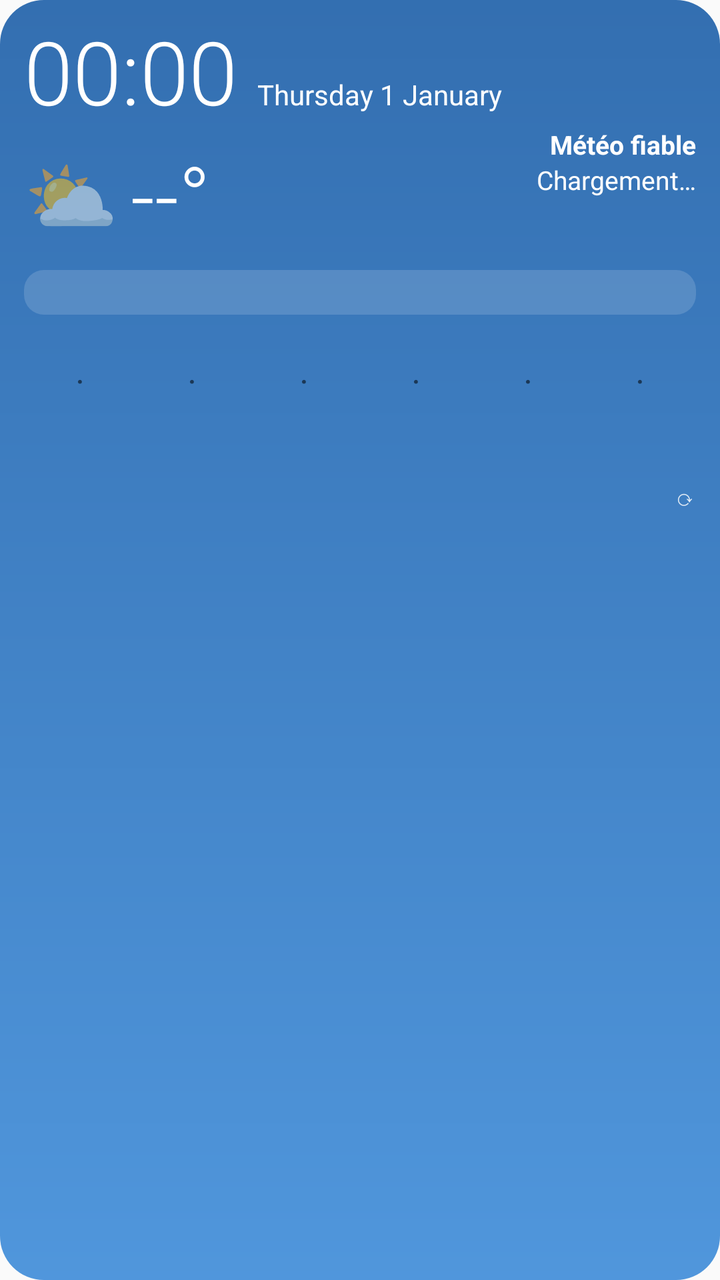
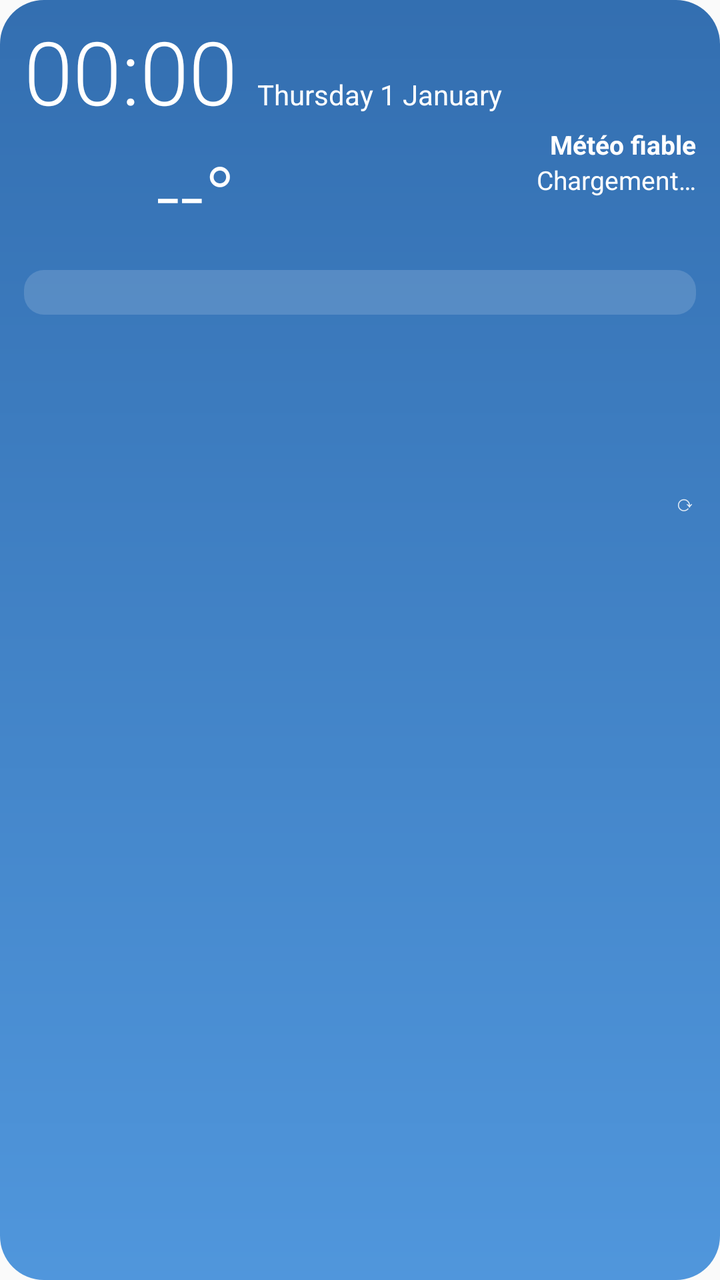

Two renders of the same Android screen: before a commit and after it. Below are the layout's source before the change and the commit's diff.
<!-- AndroidManifest.xml: application theme android:Theme.Material.Light.NoActionBar -->
<!-- res/layout/widget_meteo.xml -->
<?xml version="1.0" encoding="utf-8"?>
<FrameLayout xmlns:android="http://schemas.android.com/apk/res/android"
    android:id="@+id/root"
    android:layout_width="match_parent"
    android:layout_height="match_parent">

    
    <ImageView
        android:id="@+id/bg"
        android:layout_width="match_parent"
        android:layout_height="match_parent"
        android:contentDescription="@null"
        android:scaleType="fitXY"
        android:src="@drawable/widget_bg" />

<LinearLayout
    android:id="@+id/content"
    android:layout_width="match_parent"
    android:layout_height="match_parent"
    android:orientation="vertical"
    android:padding="12dp">

    <LinearLayout
        android:id="@+id/clock_row"
        android:layout_width="match_parent"
        android:layout_height="wrap_content"
        android:gravity="bottom"
        android:orientation="horizontal">
        <TextClock
            android:id="@+id/clock"
            android:layout_width="wrap_content"
            android:layout_height="wrap_content"
            android:fontFamily="sans-serif-light"
            android:format12Hour="HH:mm"
            android:format24Hour="HH:mm"
            android:includeFontPadding="false"
            android:textColor="#FFFFFF"
            android:textSize="44sp" />
        <TextClock
            android:id="@+id/date"
            style="@style/WText"
            android:layout_width="0dp"
            android:layout_weight="1"
            android:layout_marginStart="10dp"
            android:paddingBottom="5dp"
            android:ellipsize="end"
            android:format12Hour="EEEE d MMMM"
            android:format24Hour="EEEE d MMMM"
            android:textSize="14sp" />
    </LinearLayout>



    <LinearLayout
        android:layout_width="match_parent"
        android:layout_height="wrap_content"
        android:gravity="center_vertical"
        android:orientation="horizontal">

        <TextView
            android:id="@+id/icon"
            android:layout_width="wrap_content"
            android:layout_height="wrap_content"
            android:textSize="38sp"
            android:text="⛅" />

        <TextView
            android:id="@+id/temp"
            android:layout_width="wrap_content"
            android:layout_height="wrap_content"
            android:layout_marginStart="6dp"
            android:fontFamily="sans-serif-light"
            android:textColor="#FFFFFF"
            android:textSize="42sp"
            android:text="--°" />

        <LinearLayout
            android:layout_width="0dp"
            android:layout_height="wrap_content"
            android:layout_weight="1"
            android:gravity="end"
            android:orientation="vertical">
            <TextClock android:id="@+id/clock_small" style="@style/WText" android:textStyle="bold" android:textSize="15sp" android:format12Hour="HH:mm" android:format24Hour="HH:mm" android:visibility="gone" />
            <TextView android:id="@+id/place" style="@style/WText" android:textStyle="bold" android:text="Météo fiable" />
            <TextView android:id="@+id/cond" style="@style/WText" android:text="Chargement…" />
            <TextView android:id="@+id/minmax" style="@style/WSmall" android:text="" />
            <TextView android:id="@+id/wind" style="@style/WText" android:textStyle="bold" android:text="" />
        </LinearLayout>
    </LinearLayout>

    <TextView
        android:id="@+id/alert"
        android:layout_width="match_parent"
        android:layout_height="wrap_content"
        android:layout_marginTop="4dp"
        android:background="@drawable/alert_bg"
        android:paddingStart="8dp"
        android:paddingTop="3dp"
        android:paddingEnd="8dp"
        android:paddingBottom="3dp"
        android:textColor="#FFFFFF"
        android:textSize="12sp"
        android:textStyle="bold"
        android:maxLines="1"
        android:ellipsize="end"
        android:visibility="gone"
        android:text="" />

    <TextView
        android:id="@+id/rain"
        android:layout_width="match_parent"
        android:layout_height="wrap_content"
        android:layout_marginTop="4dp"
        android:background="@drawable/chip_bg"
        android:paddingStart="8dp"
        android:paddingTop="3dp"
        android:paddingEnd="8dp"
        android:paddingBottom="3dp"
        android:textColor="#FFFFFF"
        android:textSize="12sp"
        android:maxLines="1"
        android:ellipsize="end"
        android:text="" />

    <LinearLayout
        android:id="@+id/hours"
        android:layout_width="match_parent"
        android:layout_height="wrap_content"
        android:layout_marginTop="6dp"
        android:orientation="horizontal">
        <LinearLayout
            android:layout_width="0dp"
            android:layout_height="wrap_content"
            android:layout_weight="1"
            android:gravity="center_horizontal"
            android:orientation="vertical">
            <TextView android:id="@+id/h0_t" style="@style/WSmall" android:text="" />
            <TextView android:id="@+id/h0_icon" android:layout_width="wrap_content" android:layout_height="wrap_content" android:textSize="18sp" android:text="·" />
            <TextView android:id="@+id/h0_temp" style="@style/WBold" android:text="" />
            <TextView android:id="@+id/h0_wind" style="@style/WWind" android:text="" />
        </LinearLayout>
        <LinearLayout
            android:layout_width="0dp"
            android:layout_height="wrap_content"
            android:layout_weight="1"
            android:gravity="center_horizontal"
            android:orientation="vertical">
            <TextView android:id="@+id/h1_t" style="@style/WSmall" android:text="" />
            <TextView android:id="@+id/h1_icon" android:layout_width="wrap_content" android:layout_height="wrap_content" android:textSize="18sp" android:text="·" />
            <TextView android:id="@+id/h1_temp" style="@style/WBold" android:text="" />
            <TextView android:id="@+id/h1_wind" style="@style/WWind" android:text="" />
        </LinearLayout>
        <LinearLayout
            android:layout_width="0dp"
            android:layout_height="wrap_content"
            android:layout_weight="1"
            android:gravity="center_horizontal"
            android:orientation="vertical">
            <TextView android:id="@+id/h2_t" style="@style/WSmall" android:text="" />
            <TextView android:id="@+id/h2_icon" android:layout_width="wrap_content" android:layout_height="wrap_content" android:textSize="18sp" android:text="·" />
            <TextView android:id="@+id/h2_temp" style="@style/WBold" android:text="" />
            <TextView android:id="@+id/h2_wind" style="@style/WWind" android:text="" />
        </LinearLayout>
        <LinearLayout
            android:layout_width="0dp"
            android:layout_height="wrap_content"
            android:layout_weight="1"
            android:gravity="center_horizontal"
            android:orientation="vertical">
            <TextView android:id="@+id/h3_t" style="@style/WSmall" android:text="" />
            <TextView android:id="@+id/h3_icon" android:layout_width="wrap_content" android:layout_height="wrap_content" android:textSize="18sp" android:text="·" />
            <TextView android:id="@+id/h3_temp" style="@style/WBold" android:text="" />
            <TextView android:id="@+id/h3_wind" style="@style/WWind" android:text="" />
        </LinearLayout>
        <LinearLayout
            android:layout_width="0dp"
            android:layout_height="wrap_content"
            android:layout_weight="1"
            android:gravity="center_horizontal"
            android:orientation="vertical">
            <TextView android:id="@+id/h4_t" style="@style/WSmall" android:text="" />
            <TextView android:id="@+id/h4_icon" android:layout_width="wrap_content" android:layout_height="wrap_content" android:textSize="18sp" android:text="·" />
            <TextView android:id="@+id/h4_temp" style="@style/WBold" android:text="" />
            <TextView android:id="@+id/h4_wind" style="@style/WWind" android:text="" />
        </LinearLayout>
        <LinearLayout
            android:layout_width="0dp"
            android:layout_height="wrap_content"
            android:layout_weight="1"
            android:gravity="center_horizontal"
            android:orientation="vertical">
            <TextView android:id="@+id/h5_t" style="@style/WSmall" android:text="" />
            <TextView android:id="@+id/h5_icon" android:layout_width="wrap_content" android:layout_height="wrap_content" android:textSize="18sp" android:text="·" />
            <TextView android:id="@+id/h5_temp" style="@style/WBold" android:text="" />
            <TextView android:id="@+id/h5_wind" style="@style/WWind" android:text="" />
        </LinearLayout>
    </LinearLayout>

    <LinearLayout
        android:layout_width="match_parent"
        android:layout_height="wrap_content"
        android:layout_marginTop="4dp"
        android:orientation="horizontal">
        <TextView
            android:id="@+id/footer"
            style="@style/WSmall"
            android:layout_width="0dp"
            android:layout_weight="1"
            android:ellipsize="end"
            android:text="" />
        <TextView
            android:id="@+id/refresh"
            style="@style/WSmall"
            android:paddingStart="10dp"
            android:text="⟳" />
    </LinearLayout>
</LinearLayout>
</FrameLayout>
<!-- resources referenced by this layout -->
<resources>
  <!-- drawable alert_bg (drawable) -->
  <?xml version="1.0" encoding="utf-8"?>
  <shape xmlns:android="http://schemas.android.com/apk/res/android" android:shape="rectangle">
      <solid android:color="#CCE8590C" />
      <corners android:radius="10dp" />
  </shape>
  <!-- drawable chip_bg (drawable) -->
  <?xml version="1.0" encoding="utf-8"?>
  <shape xmlns:android="http://schemas.android.com/apk/res/android" android:shape="rectangle">
      <solid android:color="#26FFFFFF" />
      <corners android:radius="10dp" />
  </shape>
  <!-- drawable widget_bg (drawable) -->
  <?xml version="1.0" encoding="utf-8"?>
  <shape xmlns:android="http://schemas.android.com/apk/res/android" android:shape="rectangle">
      <gradient android:angle="300" android:startColor="#E61D5FA8" android:endColor="#E63D8BD8" />
      <corners android:radius="22dp" />
  </shape>
  <style name="WBold" parent="WText">
          <item name="android:textStyle">bold</item>
      </style>
  <style name="WSmall" parent="WText">
          <item name="android:textColor">#D9FFFFFF</item>
          <item name="android:textSize">11sp</item>
      </style>
  <style name="WText">
          <item name="android:layout_width">wrap_content</item>
          <item name="android:layout_height">wrap_content</item>
          <item name="android:textColor">#FFFFFF</item>
          <item name="android:textSize">13sp</item>
          <item name="android:maxLines">1</item>
      </style>
  <style name="WWind" parent="WText">
          <item name="android:textColor">#111111</item>
          <item name="android:textSize">11sp</item>
          <item name="android:paddingStart">5dp</item>
          <item name="android:paddingEnd">5dp</item>
          <item name="android:layout_marginTop">2dp</item>
      </style>
</resources>

<!-- the commit's change to res/layout/widget_meteo.xml (unified diff, before → after) -->
@@ -57,12 +57,22 @@
         android:gravity="center_vertical"
         android:orientation="horizontal">
 
-        <TextView
-            android:id="@+id/icon"
-            android:layout_width="wrap_content"
-            android:layout_height="wrap_content"
-            android:textSize="38sp"
-            android:text="⛅" />
+        
+    <ViewFlipper
+        android:id="@+id/icon_anim"
+        android:layout_width="60dp"
+        android:layout_height="60dp"
+        android:autoStart="true"
+        android:flipInterval="160">
+        <ImageView android:id="@+id/icon_f0" android:layout_width="60dp" android:layout_height="60dp" android:contentDescription="@null" />
+        <ImageView android:id="@+id/icon_f1" android:layout_width="60dp" android:layout_height="60dp" android:contentDescription="@null" />
+        <ImageView android:id="@+id/icon_f2" android:layout_width="60dp" android:layout_height="60dp" android:contentDescription="@null" />
+        <ImageView android:id="@+id/icon_f3" android:layout_width="60dp" android:layout_height="60dp" android:contentDescription="@null" />
+        <ImageView android:id="@+id/icon_f4" android:layout_width="60dp" android:layout_height="60dp" android:contentDescription="@null" />
+        <ImageView android:id="@+id/icon_f5" android:layout_width="60dp" android:layout_height="60dp" android:contentDescription="@null" />
+        <ImageView android:id="@+id/icon_f6" android:layout_width="60dp" android:layout_height="60dp" android:contentDescription="@null" />
+        <ImageView android:id="@+id/icon_f7" android:layout_width="60dp" android:layout_height="60dp" android:contentDescription="@null" />
+    </ViewFlipper>
 
         <TextView
             android:id="@+id/temp"
@@ -135,7 +145,7 @@
             android:gravity="center_horizontal"
             android:orientation="vertical">
             <TextView android:id="@+id/h0_t" style="@style/WSmall" android:text="" />
-            <TextView android:id="@+id/h0_icon" android:layout_width="wrap_content" android:layout_height="wrap_content" android:textSize="18sp" android:text="·" />
+            <ImageView android:id="@+id/h0_icon" android:layout_width="26dp" android:layout_height="26dp" android:layout_marginTop="1dp" android:contentDescription="@null" />
             <TextView android:id="@+id/h0_temp" style="@style/WBold" android:text="" />
             <TextView android:id="@+id/h0_wind" style="@style/WWind" android:text="" />
         </LinearLayout>
@@ -146,7 +156,7 @@
             android:gravity="center_horizontal"
             android:orientation="vertical">
             <TextView android:id="@+id/h1_t" style="@style/WSmall" android:text="" />
-            <TextView android:id="@+id/h1_icon" android:layout_width="wrap_content" android:layout_height="wrap_content" android:textSize="18sp" android:text="·" />
+            <ImageView android:id="@+id/h1_icon" android:layout_width="26dp" android:layout_height="26dp" android:layout_marginTop="1dp" android:contentDescription="@null" />
             <TextView android:id="@+id/h1_temp" style="@style/WBold" android:text="" />
             <TextView android:id="@+id/h1_wind" style="@style/WWind" android:text="" />
         </LinearLayout>
@@ -157,7 +167,7 @@
             android:gravity="center_horizontal"
             android:orientation="vertical">
             <TextView android:id="@+id/h2_t" style="@style/WSmall" android:text="" />
-            <TextView android:id="@+id/h2_icon" android:layout_width="wrap_content" android:layout_height="wrap_content" android:textSize="18sp" android:text="·" />
+            <ImageView android:id="@+id/h2_icon" android:layout_width="26dp" android:layout_height="26dp" android:layout_marginTop="1dp" android:contentDescription="@null" />
             <TextView android:id="@+id/h2_temp" style="@style/WBold" android:text="" />
             <TextView android:id="@+id/h2_wind" style="@style/WWind" android:text="" />
         </LinearLayout>
@@ -168,7 +178,7 @@
             android:gravity="center_horizontal"
             android:orientation="vertical">
             <TextView android:id="@+id/h3_t" style="@style/WSmall" android:text="" />
-            <TextView android:id="@+id/h3_icon" android:layout_width="wrap_content" android:layout_height="wrap_content" android:textSize="18sp" android:text="·" />
+            <ImageView android:id="@+id/h3_icon" android:layout_width="26dp" android:layout_height="26dp" android:layout_marginTop="1dp" android:contentDescription="@null" />
             <TextView android:id="@+id/h3_temp" style="@style/WBold" android:text="" />
             <TextView android:id="@+id/h3_wind" style="@style/WWind" android:text="" />
         </LinearLayout>
@@ -179,7 +189,7 @@
             android:gravity="center_horizontal"
             android:orientation="vertical">
             <TextView android:id="@+id/h4_t" style="@style/WSmall" android:text="" />
-            <TextView android:id="@+id/h4_icon" android:layout_width="wrap_content" android:layout_height="wrap_content" android:textSize="18sp" android:text="·" />
+            <ImageView android:id="@+id/h4_icon" android:layout_width="26dp" android:layout_height="26dp" android:layout_marginTop="1dp" android:contentDescription="@null" />
             <TextView android:id="@+id/h4_temp" style="@style/WBold" android:text="" />
             <TextView android:id="@+id/h4_wind" style="@style/WWind" android:text="" />
         </LinearLayout>
@@ -190,7 +200,7 @@
             android:gravity="center_horizontal"
             android:orientation="vertical">
             <TextView android:id="@+id/h5_t" style="@style/WSmall" android:text="" />
-            <TextView android:id="@+id/h5_icon" android:layout_width="wrap_content" android:layout_height="wrap_content" android:textSize="18sp" android:text="·" />
+            <ImageView android:id="@+id/h5_icon" android:layout_width="26dp" android:layout_height="26dp" android:layout_marginTop="1dp" android:contentDescription="@null" />
             <TextView android:id="@+id/h5_temp" style="@style/WBold" android:text="" />
             <TextView android:id="@+id/h5_wind" style="@style/WWind" android:text="" />
         </LinearLayout>
